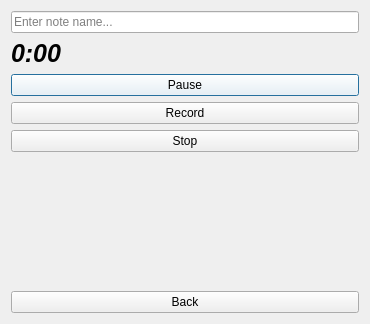
The window that Notessa/voice_note/CreateVoiceNote.ui (Eixini/Notessa) describes before a commit, drawn with Qt 5.
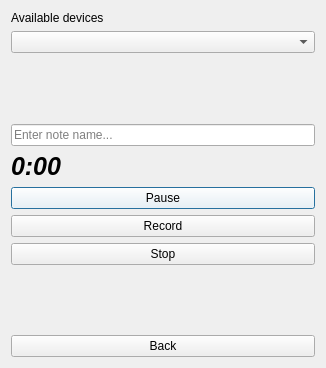
The same window after the commit.

Commit message: Add ability to choose a microphone

Patch:
```diff
--- a/Notessa/voice_note/CreateVoiceNote.ui
+++ b/Notessa/voice_note/CreateVoiceNote.ui
@@ -6,8 +6,8 @@
    <rect>
     <x>0</x>
     <y>0</y>
-    <width>370</width>
-    <height>324</height>
+    <width>326</width>
+    <height>368</height>
    </rect>
   </property>
   <property name="windowTitle">
@@ -19,6 +19,29 @@
   <layout class="QGridLayout" name="gridLayout">
    <item row="0" column="0">
     <layout class="QVBoxLayout" name="verticalLayout">
+     <item>
+      <widget class="QLabel" name="availableDevicesLabel">
+       <property name="text">
+        <string>Available devices</string>
+       </property>
+      </widget>
+     </item>
+     <item>
+      <widget class="QComboBox" name="availableDevicesList"/>
+     </item>
+     <item>
+      <spacer name="verticalSpacer_2">
+       <property name="orientation">
+        <enum>Qt::Vertical</enum>
+       </property>
+       <property name="sizeHint" stdset="0">
+        <size>
+         <width>20</width>
+         <height>40</height>
+        </size>
+       </property>
+      </spacer>
+     </item>
      <item>
       <widget class="QLineEdit" name="voiceNoteName">
        <property name="frame">
```
The commit also changes 2 other files.
